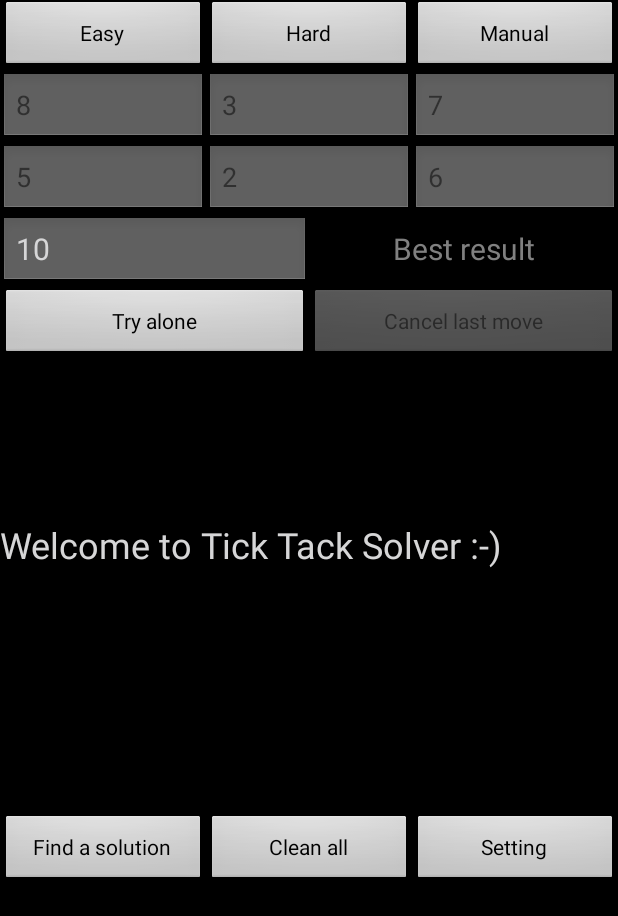
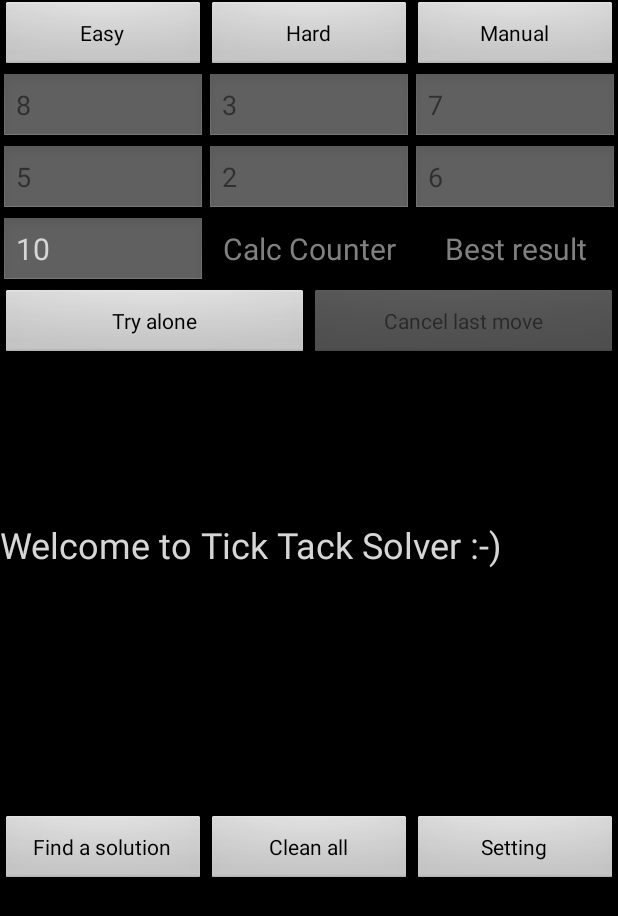
Before and after one commit to shirbenisrael/TickTakSolver, an Android app: the screen it shows after launch (MainActivity), after a tap on "Easy", on a phone screen of 412 x 824 dp. Shown: the top 916 px of the screen. Run offline under Robolectric (Android 15) with nearby library versions, the phone set to English and light mode, and no system bars; 1 statement that could not run was skipped.

Commit message:
Add counter of players steps.

```diff
--- a/app/src/main/java/com/shirbi/ticktaksolver/MainActivity.java
+++ b/app/src/main/java/com/shirbi/ticktaksolver/MainActivity.java
@@ -60,6 +60,7 @@ public class MainActivity extends Activity {
     private SolveAlone mSolveAlone;
     private int[] mValues;
     private int mTarget;
+    private int mPlayerCalcCounter;
     private MessageHandler handler = new MessageHandler(this);
     private BluetoothAdapter mBluetoothAdapter = null;
     // Name of the connected device
@@ -93,8 +94,9 @@ public class MainActivity extends Activity {
         ((Button) findViewById(R.id.cleanButton)).setWidth(width / 3);
         ((Button) findViewById(R.id.calculateButtonOneThread)).setWidth(width / 3);
         ((Button) findViewById(R.id.settingButton)).setWidth(width / 3);
-        ((EditText) findViewById(R.id.target)).setWidth(width / 2);
-        ((TextView) findViewById(R.id.bestResult)).setWidth(width / 2);
+        ((EditText) findViewById(R.id.target)).setWidth(width / 3);
+        ((TextView) findViewById(R.id.playerCalcCounter)).setWidth(width / 3);
+        ((TextView) findViewById(R.id.bestResult)).setWidth(width / 3);
 
         for (int id : tryAloneOperandsButtons) {
             Button button = (Button) findViewById(id);
@@ -307,6 +309,9 @@ public class MainActivity extends Activity {
 
         if (mSolveAlone.MoveToNextLineIfFinishe()) {
             showLeftOperandsForSolveAlone();
+
+            mPlayerCalcCounter++;
+            ((TextView) findViewById(R.id.playerCalcCounter)).setText(Integer.toString(mPlayerCalcCounter));
         } else {
             view.setVisibility(View.INVISIBLE);
         }
@@ -338,6 +343,7 @@ public class MainActivity extends Activity {
 
     private void cleanResults() {
         ((TextView) findViewById(R.id.bestResult)).setText("");
+        ((TextView) findViewById(R.id.playerCalcCounter)).setText("");
 
         for (int id : partResultsTextViews) {
             TextView myTextView = (TextView) findViewById(id);
@@ -354,6 +360,8 @@ public class MainActivity extends Activity {
         findViewById(R.id.cancelLastMoveButton).setEnabled(false);
 
         stopClock();
+
+        mPlayerCalcCounter = 0;
     }
 
     public void onCancelLastMoveClick(View view) {
--- a/app/src/main/res/layout/activity_main.xml
+++ b/app/src/main/res/layout/activity_main.xml
@@ -148,6 +148,15 @@
                 android:ems="12"
                 android:hint="@string/TargetNumber"
                 android:inputType="number"
+                android:textColor="@color/lime"
+                android:textSize="20dp" />
+
+            <TextView
+                android:id="@+id/playerCalcCounter"
+                android:layout_width="wrap_content"
+                android:layout_height="wrap_content"
+                android:gravity="center"
+                android:hint="@string/PlayerCalcCounter"
                 android:textColor="@color/lime"
                 android:textSize="20dp" />
 
--- a/app/src/main/res/values/strings.xml
+++ b/app/src/main/res/values/strings.xml
@@ -14,6 +14,7 @@
     <string name="TargetNumber">Target number</string>
     <string name="SourceNumber">Source number</string>
     <string name="BestResult">Best result</string>
+    <string name="PlayerCalcCounter">Calc Counter</string>
     <string name="Clean">Clean all</string>
     <string name="Easy">Easy</string>
     <string name="Hard">Hard</string>
```
